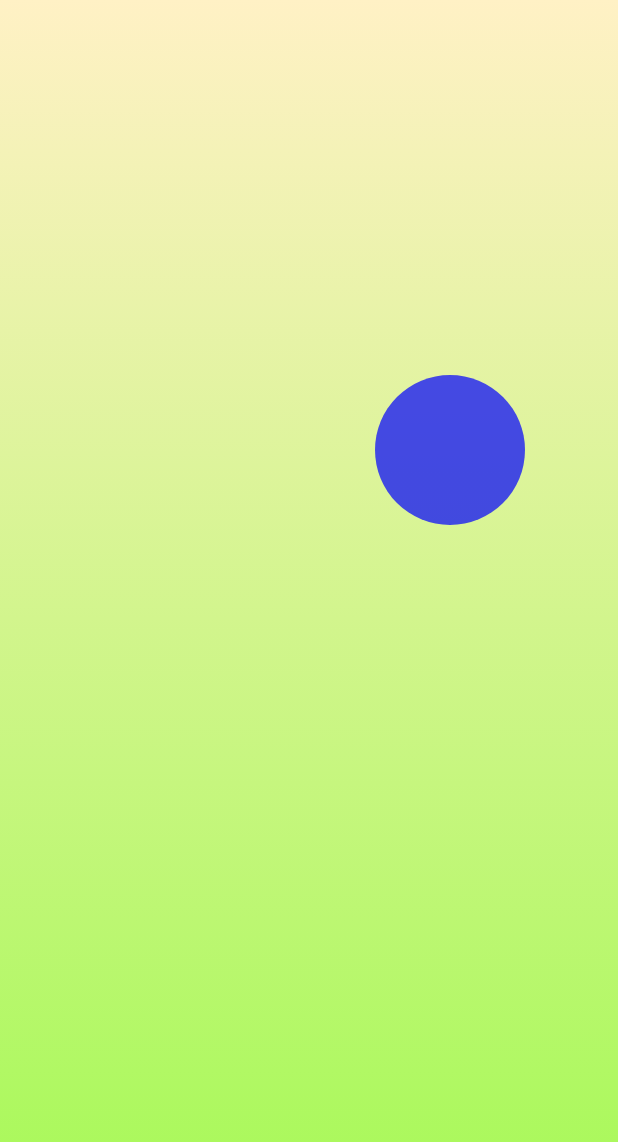
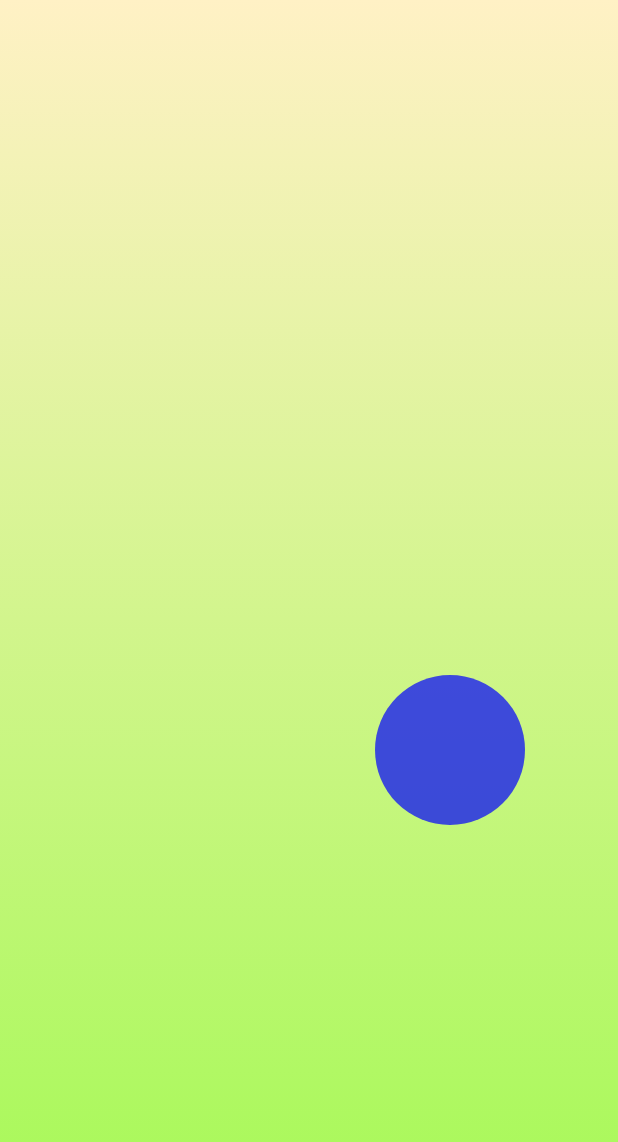
Before and after one commit to iMPortent/Conscious, an Android app: the layout fragment_intelligent_tips.xml on its own in the app's theme, with its tools: preview values and no code run, on a phone screen of 412 x 824 dp. Shown: the top 1142 px of the screen. Run offline under Robolectric (Android 15) with nearby library versions, the phone set to English and light mode, and no system bars.

Commit message:
attempting to pull from master

```diff
--- a/app/build.gradle
+++ b/app/build.gradle
@@ -35,6 +35,7 @@ dependencies {
     implementation 'com.jpardogo.materialtabstrip:library:1.1.0'
     implementation 'com.github.bumptech.glide:glide:4.0.0'
     implementation 'com.android.support:design:27.1.0'
+    implementation 'com.android.support:support-v4:27.1.0'
     testImplementation 'junit:junit:4.12'
     androidTestImplementation 'com.android.support.test:runner:1.0.1'
     androidTestImplementation 'com.android.support.test.espresso:espresso-core:3.0.1'
@@ -50,4 +51,5 @@ dependencies {
     implementation 'com.android.support:support-annotations:27.1.0'
 }
 
+
 apply plugin: 'com.google.gms.google-services'
--- a/app/src/main/java/com/example/c4q/conscious/views/activities/GrowthChallengeActivity.java
+++ b/app/src/main/java/com/example/c4q/conscious/views/activities/GrowthChallengeActivity.java
@@ -4,6 +4,7 @@ import android.app.ActivityOptions;
 import android.content.Intent;
 import android.os.Build;
 import android.os.Bundle;
+import android.support.v4.app.Fragment;
 import android.support.v7.app.AppCompatActivity;
 import android.support.v7.widget.CardView;
 import android.support.v7.widget.RecyclerView;
@@ -20,7 +21,7 @@ import com.example.c4q.conscious.model.Challenges;
 import java.util.List;
 import de.hdodenhof.circleimageview.CircleImageView;
 
-public class GrowthChallengeActivity extends AppCompatActivity implements ViewInterface, View.OnClickListener{
+public class GrowthChallengeActivity extends Fragment implements ViewInterface, View.OnClickListener{
 
     private static final String CHALLENGE_NAME = "CHALLENGE_NAME";
     private static final String CHALLENGE_MESSAGE = "CHALLENGE_MESSAGE";
--- a/app/src/main/java/com/example/c4q/conscious/views/activities/MainActivity.java
+++ b/app/src/main/java/com/example/c4q/conscious/views/activities/MainActivity.java
@@ -80,8 +80,8 @@ public class MainActivity extends FragmentActivity {
     private class ScreenSlidePagerAdapter extends FragmentPagerAdapter {
 
         private Fragment[] pages = {
+                new HomeFragment(),
                 new IntelligentTipsFragment(),
-                new HomeFragment(),
                 new InterpersonalFragment(),
                 new SmartFragment(),
                 new FitnessFragment(),
--- a/app/src/main/res/layout/community_fragment.xml
+++ b/app/src/main/res/layout/community_fragment.xml
@@ -8,6 +8,6 @@
        android:id="@+id/challenge_rv"
        android:layout_width="match_parent"
        android:layout_height="match_parent">
+   </android.support.v7.widget.RecyclerView>
 
-   </android.support.v7.widget.RecyclerView>
 </FrameLayout>
--- a/app/src/main/res/layout/fragment_intelligent_tips.xml
+++ b/app/src/main/res/layout/fragment_intelligent_tips.xml
@@ -2,7 +2,6 @@
     xmlns:tools="http://schemas.android.com/tools"
     android:layout_width="match_parent"
     android:layout_height="match_parent"
-    xmlns:app="http://schemas.android.com/apk/res-auto"
     android:background="@drawable/goodie_bag_selector"
     tools:context="com.example.c4q.conscious.views.fragments.IntelligentTipsFragment"
     android:orientation="vertical">
@@ -14,9 +13,9 @@
     <android.support.v7.widget.RecyclerView
         android:id="@+id/intelligent_tips_rv"
         android:layout_width="match_parent"
-        android:layout_height="wrap_content">
+        android:layout_height="400dp">
+
     </android.support.v7.widget.RecyclerView>
-
 
     <de.hdodenhof.circleimageview.CircleImageView
         android:id="@+id/circle_image_view"
@@ -24,10 +23,8 @@
         android:layout_height="100dp"
         android:layout_marginBottom="16dp"
         android:layout_marginStart="250dp"
-        android:layout_marginTop="250dp"
+        android:layout_marginTop="50dp"
         android:alpha="0.7"
         tools:src="@drawable/blue_drawable" />
 
-
-
 </LinearLayout>
--- a/app/src/main/res/values/strings.xml
+++ b/app/src/main/res/values/strings.xml
@@ -122,7 +122,6 @@
     <string name="play_again">Play Again</string>
 
 
-
     <!-- String resource values for IntelligentTipsFragments: -->
 
     <!-- App name strings:  -->
@@ -172,7 +171,6 @@
     <string name="number_smart_6_txt">Devise a mnemonic device to help remember methods or multi-faceted definitions/terms</string>
 
 
-
     <!-- People Smart Strings:  -->
     <string name="people_smart_description">Those who are people smart are good with relating to people. You enjoy going to parties, visiting with friends, and sharing what you learn</string>
     <string name="people_smart_1_txt">Discuss what you learn with a friend or family member</string>
@@ -182,7 +180,6 @@
     <string name="people_smart_5_txt">Avoid being alone when you try to study (only if your intrapersonal intelligence is weak)</string>
     <string name="people_smart_6_txt">Read about or watch videos on others’ ideas on difficult topics (Google, YouTube, etc.)</string>
     <string name="people_smart_7_txt">Share ideas with friends</string>
-
 
 
     <!-- Picture Smart Strings:  -->
```
Also changed, not shown: app/src/main/java/com/example/c4q/conscious/EngageFragment.java (added, +31 -0 lines), app/src/main/java/com/example/c4q/conscious/views/activities/MusicActivity.java (deleted, +0 -8 lines), app/src/main/java/com/example/c4q/conscious/views/fragments/IntelligentTipsFragment.java (+2 -17 lines), app/src/main/res/layout/fragment_engage.xml (added, +13 -0 lines).
